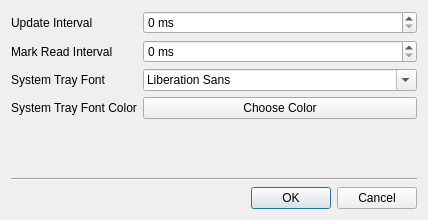
Qt form preferences.ui (apaku/slimfeed) before a commit.
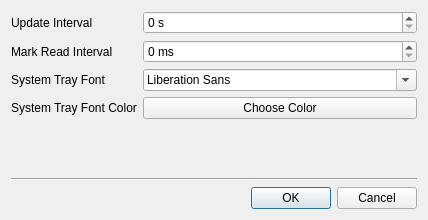
The same form after that commit.

Commit message:
Adjust feed-update to use seconds instead of ms
Since updating every couple of seconds already requires quite a big
number change the unit to seconds. This allows to easily specify update
intervals of multiple minutes without getting huge numbers.

Patch:
```diff
--- a/preferences.ui
+++ b/preferences.ui
@@ -38,7 +38,7 @@
         <string>Specifies the number of milliseconds to wait between updating the feeds from their urls.</string>
        </property>
        <property name="suffix">
-        <string> ms</string>
+         <string> s</string>
        </property>
        <property name="maximum">
         <number>999999</number>
```
Left out of the diff: 2 changed lines with no effect on the pictures. The commit also changes 1 other file.
